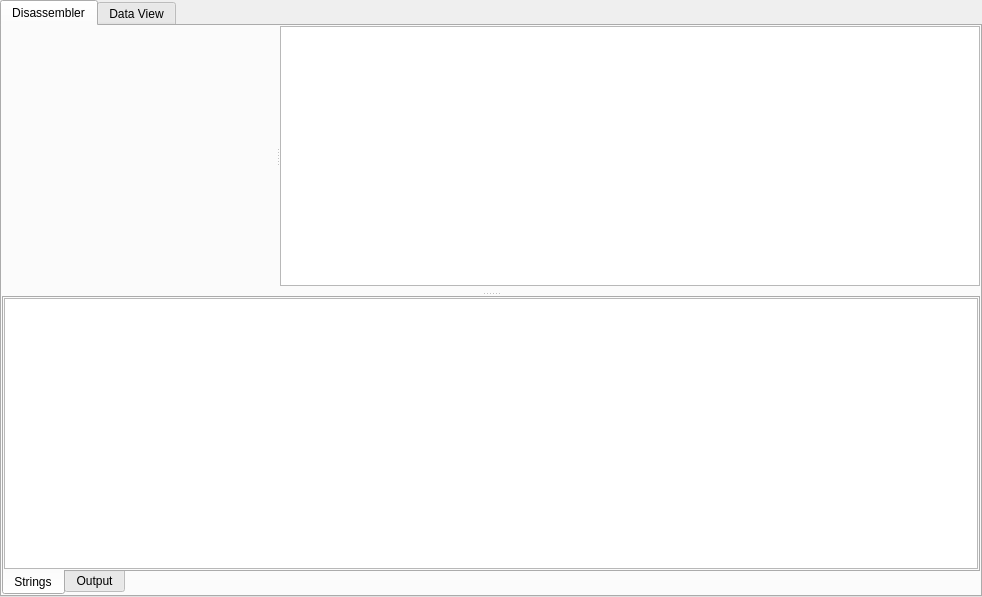
Qt form views/disassemblerview/disassemblerview.ui (PREF/PREF) before a commit.
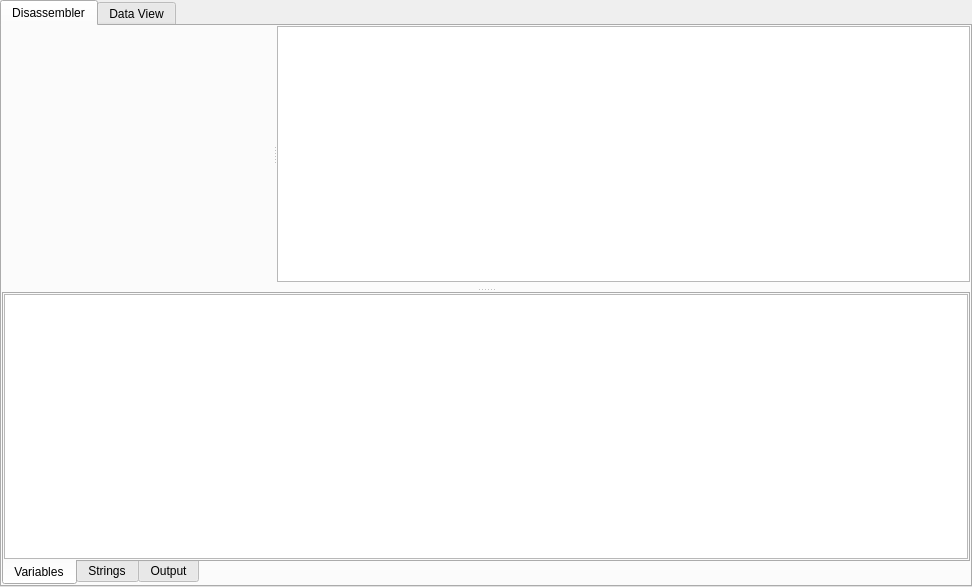
The same form after that commit. Custom widgets are drawn as their Qt base class.

Commit message: Improved Disassembler Engine analysis, added Variables View, renamed DataMapModel to VariablesModel

What changed in the file:
```diff
--- a/views/disassemblerview/disassemblerview.ui
+++ b/views/disassemblerview/disassemblerview.ui
@@ -6,8 +6,8 @@
    <rect>
     <x>0</x>
     <y>0</y>
-    <width>982</width>
-    <height>597</height>
+    <width>972</width>
+    <height>587</height>
    </rect>
   </property>
   <property name="windowTitle">
@@ -87,6 +87,38 @@
           <property name="currentIndex">
            <number>0</number>
           </property>
+          <widget class="QWidget" name="tabVariables">
+           <attribute name="title">
+            <string>Variables</string>
+           </attribute>
+           <layout class="QVBoxLayout" name="verticalLayout_6">
+            <property name="leftMargin">
+             <number>0</number>
+            </property>
+            <property name="topMargin">
+             <number>0</number>
+            </property>
+            <property name="rightMargin">
+             <number>0</number>
+            </property>
+            <property name="bottomMargin">
+             <number>0</number>
+            </property>
+            <item>
+             <widget class="QTableView" name="tvVariables">
+              <property name="selectionBehavior">
+               <enum>QAbstractItemView::SelectRows</enum>
+              </property>
+              <attribute name="horizontalHeaderStretchLastSection">
+               <bool>true</bool>
+              </attribute>
+              <attribute name="verticalHeaderVisible">
+               <bool>false</bool>
+              </attribute>
+             </widget>
+            </item>
+           </layout>
+          </widget>
           <widget class="QWidget" name="tabStrings">
            <attribute name="title">
             <string>Strings</string>
```
The commit also changes 8 other files.
